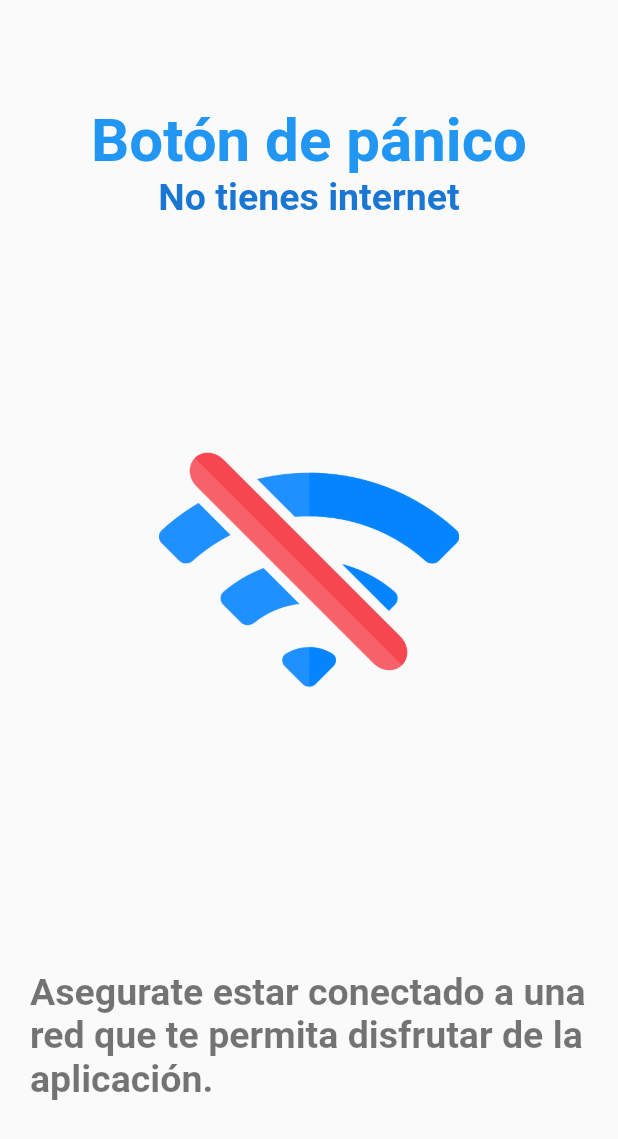
After one commit to DolphH12/panic_button, a Flutter app: the InternetFailedPage screen opened by its route, on a phone screen of 412 x 824 dp. The commit adds this screen. Shown: the top 1139 px of the screen. Run offline on Flutter 3.47's test engine with Material 2 defaults, Android fonts, the phone set to English and light mode, and no system bars; our stand-ins replace animate_do, audioplayers, flutter_colorpicker, flutter_progress_hud, geolocator, image_picker and 3 more; missing offline and left inert: flutter_android_volume_keydown, flutter_background, numeric_keyboard, record_mp3; accounts and stored records are empty; statements that could not run were skipped.

Commit message:
Update Fix and Internet

```diff
--- a/lib/main.dart
+++ b/lib/main.dart
@@ -4,7 +4,10 @@ import 'package:flutter/material.dart';
 import 'package:flutter/services.dart';
 import 'package:flutter_background/flutter_background.dart';
 import 'package:panic_app/routes/routes.dart';
+import 'package:panic_app/services/internet_service.dart';
 import 'utils/preferencias_app.dart';
+
+final GlobalKey<NavigatorState> navigatorKey = GlobalKey<NavigatorState>();
 
 void main() async {
   WidgetsFlutterBinding.ensureInitialized();
@@ -12,6 +15,7 @@ void main() async {
   await prefs.initPrefs();
   await FlutterBackground.initialize(androidConfig: androidConfig);
   await FlutterBackground.hasPermissions;
+  await checkInternet();
   runApp(const MyApp());
 }
 
@@ -44,49 +48,7 @@ class _MyAppState extends State<MyApp> {
       title: 'Boton Panico UdeA',
       initialRoute: 'splash',
       routes: appRoutes,
+      navigatorKey: navigatorKey,
     );
   }
 }
-
-// class MyApp extends StatefulWidget {
-//   const MyApp({Key? key}) : super(key: key);
-
-//   @override
-//   State<MyApp> createState() => _MyAppState();
-// }
-
-// class _MyAppState extends State<MyApp> {
-//   StreamSubscription<HardwareButton>? subscription;
-
-//   String prueba = "";
-//   int ayuda2 = 0;
-//   int ayuda3 = 0;
-//   @override
-//   void initState() {
-//     super.initState();
-//   }
-
-//   @override
-//   Widget build(BuildContext context) {
-//     return MaterialApp(
-//       home: Scaffold(
-//         appBar: AppBar(
-//           title: const Text('Plugin example app'),
-//         ),
-//         body: Center(
-//           child: Column(
-//             children: [
-//               Text("prueba $prueba"),
-//               ElevatedButton(
-//                   onPressed: startListening,
-//                   child: const Text("Start listening")),
-//               ElevatedButton(
-//                   onPressed: stopListening,
-//                   child: const Text("Stop listening")),
-//             ],
-//           ),
-//         ),
-//       ),
-//     );
-//   }
-// }
--- a/lib/pages/buttons_page.dart
+++ b/lib/pages/buttons_page.dart
@@ -36,7 +36,7 @@ class SelectEmergencyWidget extends StatelessWidget {
   @override
   Widget build(BuildContext context) {
     List<String> labels = [
-      "Robo a personas",
+      "Robo",
       "Riñas",
       "Secuestro",
       "Robo en vivienda",
--- a/lib/pages/configuration_page.dart
+++ b/lib/pages/configuration_page.dart
@@ -244,6 +244,6 @@ class _ConfigViewState extends State<ConfigView> {
     prefs.colorButton = pickerColor;
     Future.delayed(const Duration(seconds: 2),
         (() => Navigator.pushReplacementNamed(context, 'home')));
-    mensajeInfo(context, "¡Felicidades!", "Personalización completa");
+    mensajeInfo(context, "¡Cambio realizado!", "Personalización completa");
   }
 }
--- /dev/null
+++ b/lib/pages/internet_failed_page.dart
@@ -0,0 +1,71 @@
+import 'package:flutter/material.dart';
+import 'package:flutter/services.dart';
+
+class InternetFailedPage extends StatelessWidget {
+  const InternetFailedPage({Key? key}) : super(key: key);
+
+  @override
+  Widget build(BuildContext context) {
+    return const Scaffold(
+      body: Center(
+        child: ContainInternetFailed(),
+      ),
+    );
+  }
+}
+
+class ContainInternetFailed extends StatelessWidget {
+  const ContainInternetFailed({super.key});
+
+  Future<bool> exitApp() async {
+    await SystemChannels.platform.invokeMethod('SystemNavigator.pop');
+    return true;
+  }
+
+  @override
+  Widget build(BuildContext context) {
+    return WillPopScope(
+      onWillPop: exitApp,
+      child: Column(
+        mainAxisAlignment: MainAxisAlignment.spaceAround,
+        crossAxisAlignment: CrossAxisAlignment.center,
+        children: [
+          Column(
+            children: [
+              Text(
+                "Botón de pánico",
+                textAlign: TextAlign.center,
+                style: TextStyle(
+                    color: Theme.of(context).primaryColor,
+                    fontSize: 40,
+                    fontWeight: FontWeight.bold),
+              ),
+              Text(
+                "No tienes internet",
+                textAlign: TextAlign.center,
+                style: TextStyle(
+                    color: Theme.of(context).primaryColorDark,
+                    fontSize: 25,
+                    fontWeight: FontWeight.bold),
+              ),
+            ],
+          ),
+          const Image(
+            image: AssetImage('assets/no-wifi.png'),
+            width: 200,
+          ),
+          const Padding(
+            padding: EdgeInsets.all(20.0),
+            child: Text(
+              "Asegurate estar conectado a una red que te permita disfrutar de la aplicación.",
+              style: TextStyle(
+                  color: Colors.black54,
+                  fontSize: 25,
+                  fontWeight: FontWeight.bold),
+            ),
+          ),
+        ],
+      ),
+    );
+  }
+}
--- a/lib/routes/routes.dart
+++ b/lib/routes/routes.dart
@@ -7,6 +7,7 @@ import 'package:panic_app/pages/firts_time/personalize_page.dart';
 import 'package:panic_app/pages/firts_time/presentate_page.dart';
 import 'package:panic_app/pages/home_page.dart';
 import 'package:panic_app/pages/information_page.dart';
+import 'package:panic_app/pages/internet_failed_page.dart';
 import 'package:panic_app/pages/profile_page.dart';
 import '../pages/firts_time/intro_page.dart';
 import '../pages/login_page.dart';
@@ -29,6 +30,7 @@ final Map<String, Widget Function(BuildContext)> appRoutes = {
   'contacts': (_) => const SeeContactPage(),
   'add': (_) => const AddContactPage(),
   'config': (_) => const ConfigurationPage(),
+  'internet': (_) => const InternetFailedPage(),
   // 'proyectos': (_) => const ProyectosPage(),
   // 'info': (_) => const InformationPage(),
   // 'participate': (_) => const ParticipatePage(),
--- a/pubspec.yaml
+++ b/pubspec.yaml
@@ -41,6 +41,7 @@ dependencies:
   geolocator: ^9.0.2
   http: ^0.13.5
   image_picker: ^0.8.6
+  internet_connection_checker: ^1.0.0+1
   numeric_keyboard: ^1.1.0
   otp_text_field: ^1.1.3
   path_provider: ^2.0.11
```
Also changed, not shown: lib/pages/home_page.dart (+20 -18 lines), lib/pages/splash_page.dart (+12 -3 lines), lib/services/internet_service.dart (added, +18 -0 lines), assets/no-wifi.png (added), pubspec.lock.
